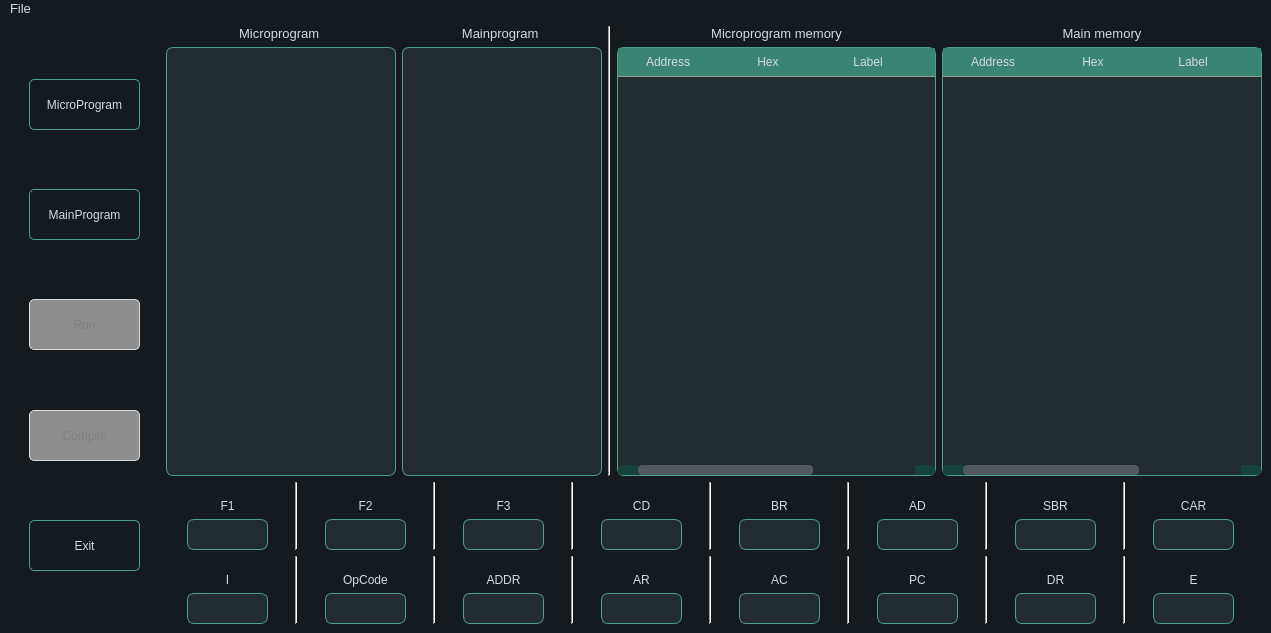
First picture: the form in Assembler/mainwindow.ui, repository darabzsh/MicroprogramAssembler, before the edit.
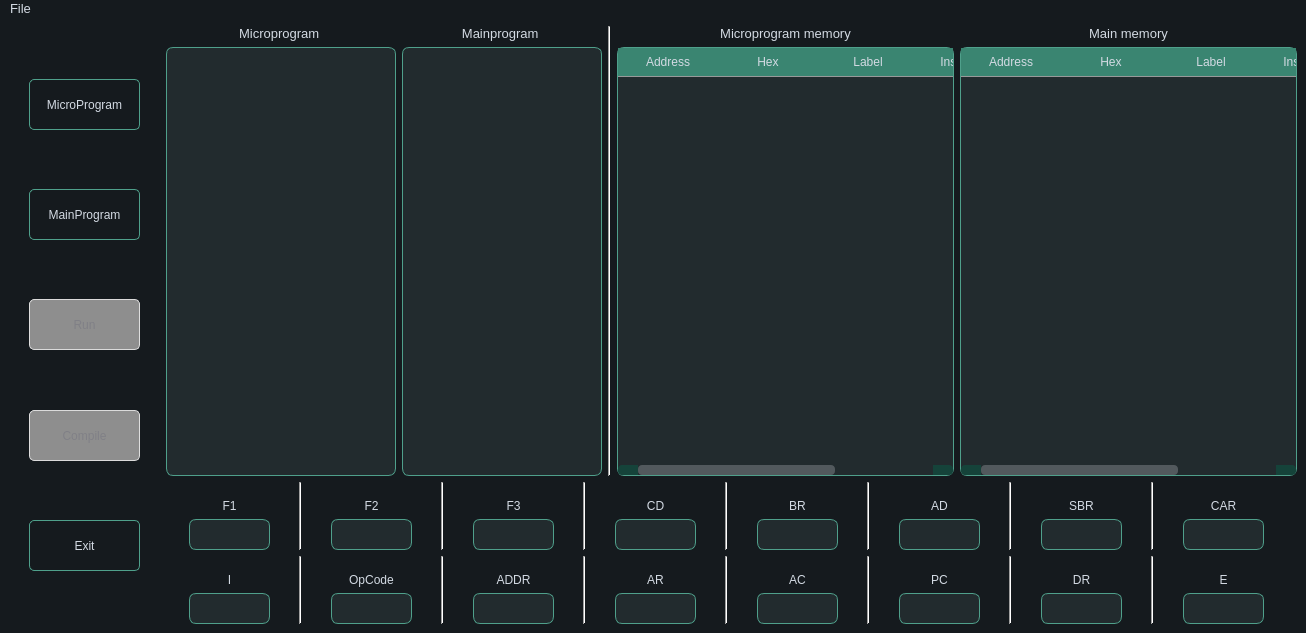
Second picture: the form after the edit.

Commit message: Fixed bugs and Exit button

The edit to the form file:
```diff
--- a/Assembler/mainwindow.ui
+++ b/Assembler/mainwindow.ui
@@ -6,7 +6,7 @@
    <rect>
     <x>0</x>
     <y>0</y>
-    <width>1271</width>
+    <width>1306</width>
     <height>633</height>
    </rect>
   </property>
@@ -1929,8 +1929,8 @@
     <rect>
      <x>0</x>
      <y>0</y>
-     <width>1271</width>
-     <height>22</height>
+     <width>1306</width>
+     <height>24</height>
     </rect>
    </property>
    <property name="font">
```
The commit also changes 2 other files.
